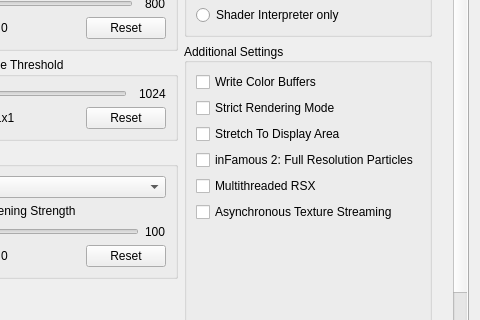
Before: the Qt Designer form rpcs3/rpcs3qt/settings_dialog.ui in ttmx/rpcs3-infamous2, drawn with Qt 5; both pictures show x 376 to 856 and y 148 to 468 of the 856 by 688 pixel window.
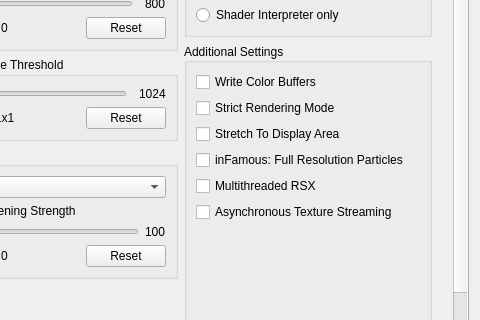
After: the same form once the commit is applied. The open tabs and pages were chosen to show the change. Icons and pictures are not drawn. Custom widgets are drawn as their Qt base class.

Commit message: Festival of Blood on the GPU passes; inFamous: accurate xfloat without doubles, particles, material bindings

Patch:
```diff
--- a/rpcs3/rpcs3qt/settings_dialog.ui
+++ b/rpcs3/rpcs3qt/settings_dialog.ui
@@ -978,7 +978,7 @@
                   <item>
                    <widget class="QCheckBox" name="infamous2FullResParticles">
                     <property name="text">
-                     <string>inFamous 2: Full Resolution Particles</string>
+                     <string>inFamous: Full Resolution Particles</string>
                     </property>
                    </widget>
                   </item>
```
The commit also changes 15 other files.
